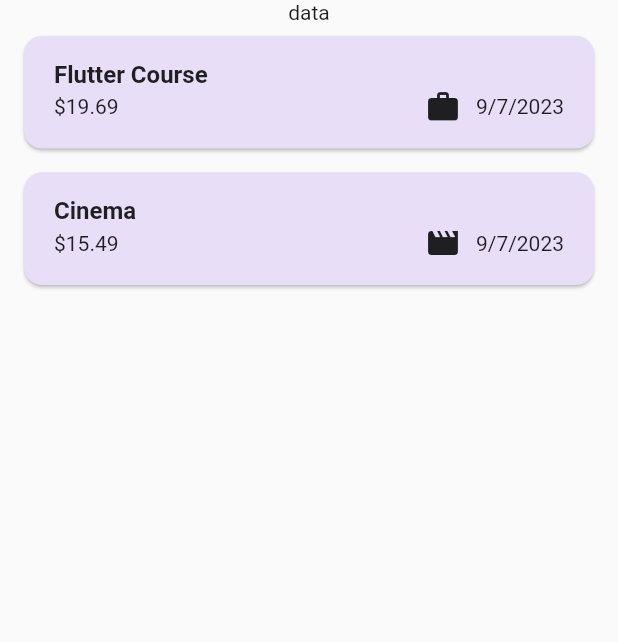
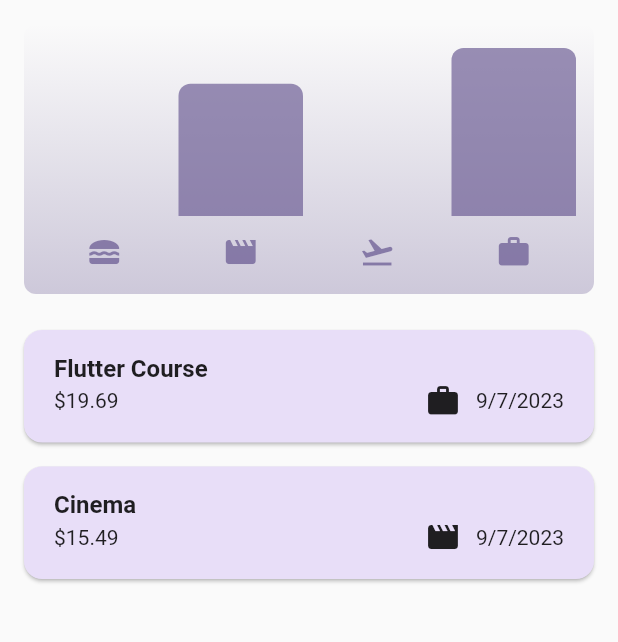
Before and after one commit to iabhishe-k/Expenses_Tracker_App, a Flutter app: the screen it shows after launch, on a phone screen of 412 x 824 dp, the part 84-726 px from its top. Run offline on Flutter 3.47's test engine with Material 2 defaults, Android fonts, the phone set to English and light mode, and no system bars.

Commit message:
Added Chart widget

```diff
--- a/lib/models/expense.dart
+++ b/lib/models/expense.dart
@@ -31,3 +31,22 @@ class Expense {
     return DateFormat.yMd().format(date);
   }
 }
+
+class ExpenseBucket {
+  const ExpenseBucket({required this.category, required this.expenses});
+  final Category category;
+  final List<Expense> expenses;
+
+  ExpenseBucket.forCategory(List<Expense> allExpenses, this.category)
+      : expenses = allExpenses
+            .where((expense) => expense.category == category)
+            .toList();
+
+  double get totalExpenses {
+    double sum = 0;
+    for (final expense in expenses) {
+      sum += expense.amount;
+    }
+    return sum;
+  }
+}
--- /dev/null
+++ b/lib/widgets/chart/chart.dart
@@ -0,0 +1,95 @@
+import 'package:flutter/material.dart';
+
+import 'package:expensestracker/widgets/chart/chart_bar.dart';
+import 'package:expensestracker/models/expense.dart';
+
+class Chart extends StatelessWidget {
+  const Chart({super.key, required this.expenses});
+
+  final List<Expense> expenses;
+
+  List<ExpenseBucket> get buckets {
+    return [
+      ExpenseBucket.forCategory(expenses, Category.food),
+      ExpenseBucket.forCategory(expenses, Category.leisure),
+      ExpenseBucket.forCategory(expenses, Category.travel),
+      ExpenseBucket.forCategory(expenses, Category.work),
+    ];
+  }
+
+  double get maxTotalExpense {
+    double maxTotalExpense = 0;
+
+    for (final bucket in buckets) {
+      if (bucket.totalExpenses > maxTotalExpense) {
+        maxTotalExpense = bucket.totalExpenses;
+      }
+    }
+
+    return maxTotalExpense;
+  }
+
+  @override
+  Widget build(BuildContext context) {
+    final isDarkMode =
+        MediaQuery.of(context).platformBrightness == Brightness.dark;
+    return Container(
+      margin: const EdgeInsets.all(16),
+      padding: const EdgeInsets.symmetric(
+        vertical: 16,
+        horizontal: 8,
+      ),
+      width: double.infinity,
+      height: 180,
+      decoration: BoxDecoration(
+        borderRadius: BorderRadius.circular(8),
+        gradient: LinearGradient(
+          colors: [
+            Theme.of(context).colorScheme.primary.withOpacity(0.3),
+            Theme.of(context).colorScheme.primary.withOpacity(0.0)
+          ],
+          begin: Alignment.bottomCenter,
+          end: Alignment.topCenter,
+        ),
+      ),
+      child: Column(
+        children: [
+          Expanded(
+            child: Row(
+              crossAxisAlignment: CrossAxisAlignment.end,
+              children: [
+                for (final bucket in buckets) // alternative to map()
+                  ChartBar(
+                    fill: bucket.totalExpenses == 0
+                        ? 0
+                        : bucket.totalExpenses / maxTotalExpense,
+                  )
+              ],
+            ),
+          ),
+          const SizedBox(height: 12),
+          Row(
+            children: buckets
+                .map(
+                  (bucket) => Expanded(
+                    child: Padding(
+                      padding: const EdgeInsets.symmetric(horizontal: 4),
+                      child: Icon(
+                        categoryIcons[bucket.category],
+                        color: isDarkMode
+                            ? Theme.of(context).colorScheme.secondary
+                            : Theme.of(context)
+                                .colorScheme
+                                .primary
+                                .withOpacity(0.7),
+                      ),
+                    ),
+                  ),
+                )
+                .toList(),
+          )
+        ],
+      ),
+    );
+  }
+}
--- /dev/null
+++ b/lib/widgets/chart/chart_bar.dart
@@ -0,0 +1,34 @@
+import 'package:flutter/material.dart';
+
+class ChartBar extends StatelessWidget {
+  const ChartBar({
+    super.key,
+    required this.fill,
+  });
+
+  final double fill;
+
+  @override
+  Widget build(BuildContext context) {
+    final isDarkMode =
+        MediaQuery.of(context).platformBrightness == Brightness.dark;
+    return Expanded(
+      child: Padding(
+        padding: const EdgeInsets.symmetric(horizontal: 4),
+        child: FractionallySizedBox(
+          heightFactor: fill,
+          child: DecoratedBox(
+            decoration: BoxDecoration(
+              shape: BoxShape.rectangle,
+              borderRadius:
+                  const BorderRadius.vertical(top: Radius.circular(8)),
+              color: isDarkMode
+                  ? Theme.of(context).colorScheme.secondary
+                  : Theme.of(context).colorScheme.primary.withOpacity(0.65),
+            ),
+          ),
+        ),
+      ),
+    );
+  }
+}
--- a/lib/widgets/expenses.dart
+++ b/lib/widgets/expenses.dart
@@ -1,6 +1,8 @@
+import 'package:flutter/material.dart';
+
+import 'package:expensestracker/widgets/chart/chart.dart';
 import 'package:expensestracker/widgets/expenses_list/expenses_list.dart';
 import 'package:expensestracker/widgets/new_expense.dart';
-import 'package:flutter/material.dart';
 import 'package:expensestracker/models/expense.dart';
 
 class Expenses extends StatefulWidget {
@@ -91,7 +93,7 @@ class _ExpensesState extends State<Expenses> {
       ),
       body: Column(
         children: [
-          const Text('data'),
+          Chart(expenses: _registeredExpenses),
           Expanded(
             child: mainContent,
           )
```
